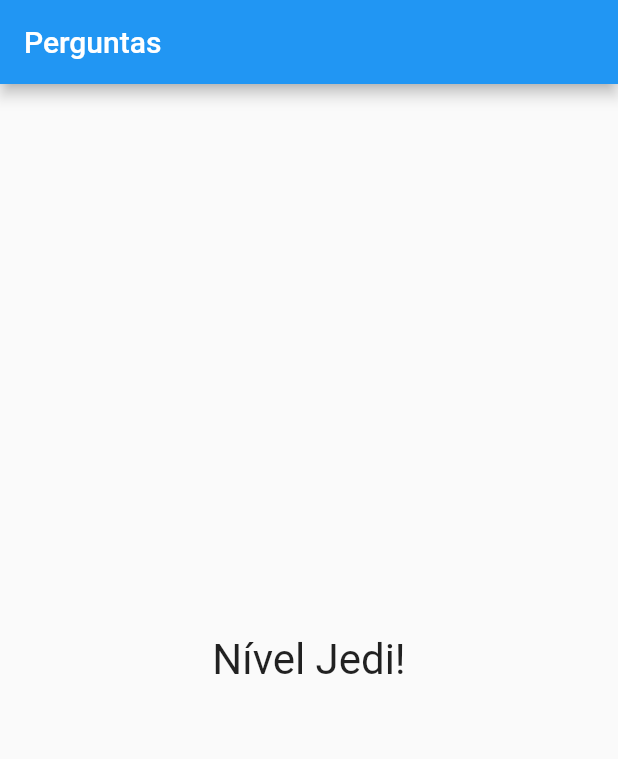
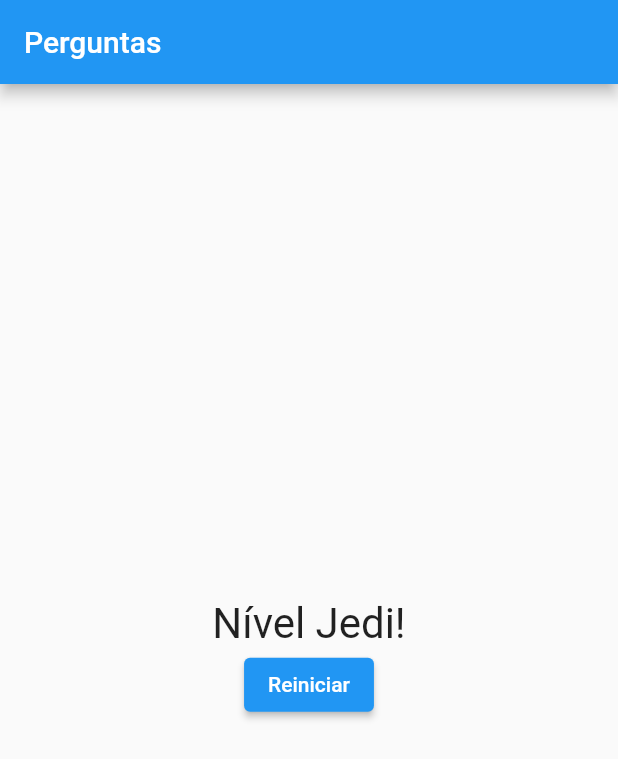
Before and after one commit to Daniel-Fonseca-da-Silva/Projeto_Perguntas, a Flutter app: the screen it shows after launch, after a tap on "Preto", after a tap on "Cobra", after a tap on "Pietro", on a phone screen of 412 x 824 dp. Shown: the top 759 px of the screen. Run offline on Flutter 3.47's test engine with Material 2 defaults, Android fonts, the phone set to English and light mode, and no system bars.

Commit message:
Termino da aplicacao

```diff
--- a/lib/main.dart
+++ b/lib/main.dart
@@ -57,8 +57,14 @@ class _PerguntaAppState extends State<PerguntaApp> {
       });
     }
 
-  print(_pontuacaoTotal);
+  }
 
+  // Metódo privado
+  void _reiniciarQuestionario() {
+    setState(() {
+      _perguntaSelecionada = 0;
+      _pontuacaoTotal = 0;
+    });
   }
 
   // Metódo build
@@ -75,7 +81,7 @@ class _PerguntaAppState extends State<PerguntaApp> {
                 perguntaSelecionada: _perguntaSelecionada,
                 quandoResponder: _responder,
               )
-            : Resultado(_pontuacaoTotal),
+            : Resultado(_pontuacaoTotal, _reiniciarQuestionario),
       ),
     );
   }
--- a/lib/resultado.dart
+++ b/lib/resultado.dart
@@ -4,8 +4,11 @@ class Resultado extends StatelessWidget {
 // Variável
   final int pontuacao;
 
+// Função
+  final void Function() quandoReiniciarQuestionario;
+
 // Construtor
-  Resultado(this.pontuacao);
+  Resultado(this.pontuacao, this.quandoReiniciarQuestionario);
 
 // Metódo get que retorna string
   String get fraseResultado {
@@ -22,10 +25,23 @@ class Resultado extends StatelessWidget {
 
   @override
   Widget build(BuildContext context) {
-    return Center(
-        child: Text(
-      fraseResultado,
-      style: TextStyle(fontSize: 28),
-    ));
+    return Column(
+      mainAxisAlignment: MainAxisAlignment.center,
+      children: [
+        Center(
+            child: Text(
+          fraseResultado,
+          style: TextStyle(fontSize: 28),
+        )
+        ),
+        ElevatedButton(
+          child: Text('Reiniciar'),
+          style: ElevatedButton.styleFrom(
+            primary: Colors.blue
+          ),
+          onPressed: quandoReiniciarQuestionario,
+        ),
+      ],
+    );
   }
 }
```
